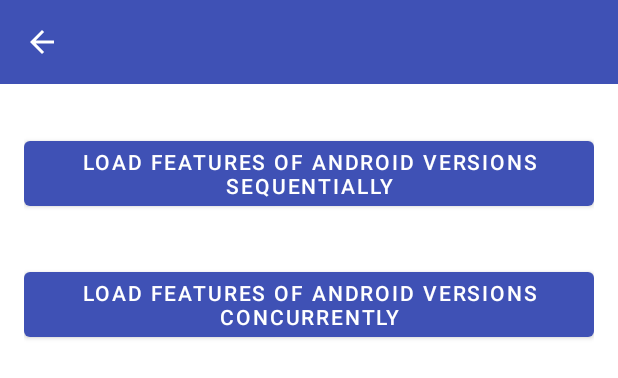
After one commit to bantyK/coroutines-android-usecases, an Android app: the layout activity_performnetworkrequestsconcurrent.xml on its own in the app's theme, with its tools: preview values and no code run, on a phone screen of 412 x 824 dp. The commit adds this screen. Shown: the top 378 px of the screen. Run offline under Robolectric (Android 15) with nearby library versions, the phone set to English and light mode, and no system bars.

Commit message:
Use case 3: perform network requests concurrently using coroutines

```diff
--- a/app/src/main/AndroidManifest.xml
+++ b/app/src/main/AndroidManifest.xml
@@ -10,7 +10,6 @@
         android:supportsRtl="true"
         android:theme="@style/AppTheme">
         <activity android:name=".base.UseCaseActivity"/>
-        <activity android:name=".usescases.corotines.usecase1.PerformSingleNetworkRequestActivity"/>
         <activity android:name=".base.BaseActivity"/>
         <activity android:name=".MainActivity">
             <intent-filter>
@@ -19,7 +18,9 @@
                 <category android:name="android.intent.category.LAUNCHER" />
             </intent-filter>
         </activity>
-        <activity android:name=".usescases.corotines.usecase2.Perform2SequentialNetworkRequests" />
+        <activity android:name=".usescases.corotines.usecase1.PerformSingleNetworkRequestActivity"/>
+        <activity android:name=".usescases.corotines.usecase2.Perform2SequentialNetworkRequestsActivity" />
+        <activity android:name=".usescases.corotines.usecase3.PerformNetworkRequestConcurrentActivity" />
     </application>
 
 </manifest>
--- a/app/src/main/java/com/banty/coroutines/usescases/corotines/usecase2/Perform2SequentialNetworkRequests.kt
+++ b/app/src/main/java/com/banty/coroutines/usescases/corotines/usecase2/Perform2SequentialNetworkRequestsActivity.kt
@@ -12,7 +12,7 @@ import com.banty.coroutines.utils.setVisible
 import com.banty.coroutines.utils.toast
 import kotlinx.android.synthetic.main.activity_perform2sequentialnetworkrequests.*
 
-class Perform2SequentialNetworkRequests : BaseActivity() {
+class Perform2SequentialNetworkRequestsActivity : BaseActivity() {
     override fun getToolbarTitle() = useCaseDescription2
 
     private val binding by lazy {
--- /dev/null
+++ b/app/src/main/res/layout/activity_performnetworkrequestsconcurrent.xml
@@ -0,0 +1,60 @@
+<?xml version="1.0" encoding="utf-8"?>
+<LinearLayout xmlns:android="http://schemas.android.com/apk/res/android"
+    android:layout_width="match_parent"
+    android:layout_height="match_parent"
+    android:orientation="vertical">
+
+    <include layout="@layout/toolbar" />
+
+    <LinearLayout
+        android:layout_width="match_parent"
+        android:layout_height="match_parent"
+        android:orientation="vertical"
+        android:padding="16dp">
+
+        <Button
+            android:id="@+id/btnRequestsSequentially"
+            android:layout_width="match_parent"
+            android:layout_height="wrap_content"
+            android:layout_marginTop="16dp"
+            android:layout_marginBottom="16dp"
+            android:text="@string/load_features_of_android_versions_sequentially" />
+
+        <Button
+            android:id="@+id/btnRequestsConcurrently"
+            android:layout_width="match_parent"
+            android:layout_height="wrap_content"
+            android:layout_marginTop="16dp"
+            android:layout_marginBottom="16dp"
+            android:text="@string/load_features_of_android_versions_concurrently" />
+
+        <ProgressBar
+            android:id="@+id/progressBar"
+            android:layout_width="wrap_content"
+            android:layout_height="wrap_content"
+            android:layout_gravity="center"
+            android:layout_marginBottom="32dp"
+            android:visibility="gone" />
+
+        <TextView
+            android:id="@+id/textViewDuration"
+            android:layout_width="wrap_content"
+            android:layout_height="wrap_content"
+            android:layout_marginBottom="16dp" />
+
+        <ScrollView
+            android:layout_width="match_parent"
+            android:layout_height="match_parent">
+
+            <TextView
+                android:id="@+id/textViewResult"
+                android:layout_width="match_parent"
+                android:layout_height="wrap_content"
+                android:textColor="@color/primary_text"
+                android:textSize="16sp" />
+
+        </ScrollView>
+
+    </LinearLayout>
+
+</LinearLayout>
```
Also changed, not shown: app/src/main/java/com/banty/coroutines/base/UseCase.kt (+8 -2 lines), app/src/main/java/com/banty/coroutines/usescases/corotines/usecase3/MockApi.kt (added, +30 -0 lines), app/src/main/java/com/banty/coroutines/usescases/corotines/usecase3/PerformNetworkRequestConcurrentActivity.kt (added, +102 -0 lines), app/src/main/java/com/banty/coroutines/usescases/corotines/usecase3/PerformNetworkRequestsConcurrentViewModel.kt (added, +60 -0 lines), app/src/main/java/com/banty/coroutines/usescases/corotines/usecase3/UiState.kt (added, +16 -0 lines).
